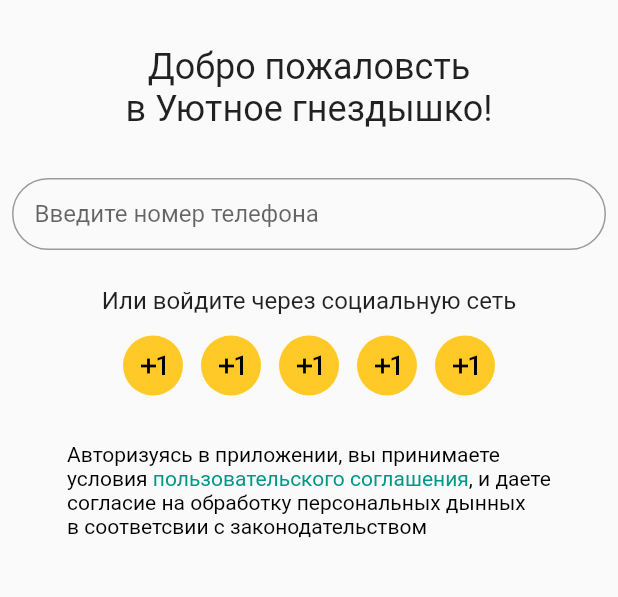
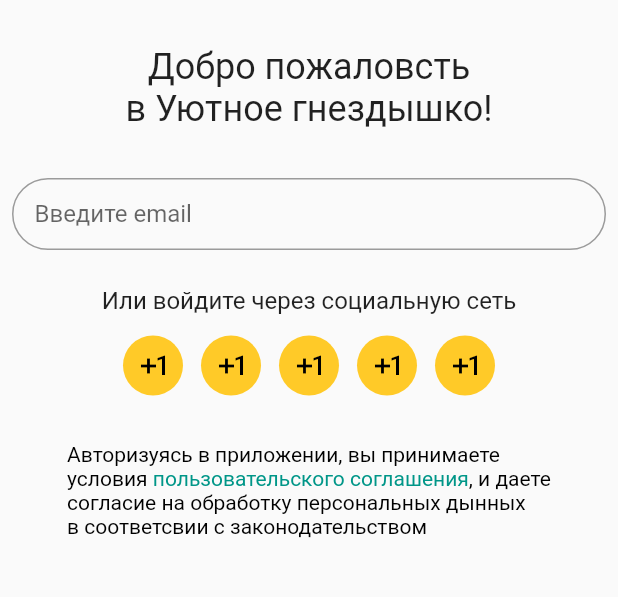
Before and after one commit to Mishanya840/ugnest, a Flutter app: the screen it shows after launch, on a phone screen of 412 x 824 dp, the part 233-830 px from its top. Run offline on Flutter 3.47's test engine with Material 2 defaults, Android fonts, the phone set to English and light mode, and no system bars; our stand-ins replace bloc, built_value, equatable, flutter_bloc, flutter_svg, shared_preferences; missing offline and left inert: jsonrpc2, loggable; generated files the repository leaves out were written again.

Commit message:
Register and login

```diff
--- a/lib/login/login_event.dart
+++ b/lib/login/login_event.dart
@@ -1,4 +1,3 @@
-import 'package:meta/meta.dart';
 import 'package:equatable/equatable.dart';
 
 abstract class LoginEvent extends Equatable {}
@@ -7,18 +6,32 @@ class SelectedLoginByNumber extends LoginEvent {
   @override List<Object> get props => [];
 }
 
-class CheckNumber extends LoginEvent {
-  final String phone;
-  CheckNumber(this.phone);
-  @override List<Object> get props => [phone];
+class BackToWelcome extends LoginEvent {
+  @override List<Object> get props => [];
+}
+
+class CheckLogin extends LoginEvent {
+  final String login;
+  CheckLogin(this.login);
+  @override List<Object> get props => [login];
 }
 
 class LoginButtonPressed extends LoginEvent {
+  final String login;
   final String password;
 
-  LoginButtonPressed(this.password);
+  LoginButtonPressed(this.login, this.password);
 
-  @override List<Object> get props => [password];
+  @override List<Object> get props => [login, password];
+}
+
+class RegisterButtonPressed extends LoginEvent {
+  final String login;
+  final String password;
+
+  RegisterButtonPressed(this.login, this.password);
+
+  @override List<Object> get props => [login, password];
 }
 
 class CheckRestoreCode extends LoginEvent {
--- a/lib/login/login_form.dart
+++ b/lib/login/login_form.dart
@@ -2,7 +2,6 @@ import 'package:flutter/cupertino.dart';
 import 'package:flutter/gestures.dart';
 import 'package:flutter/material.dart';
 import 'package:flutter_bloc/flutter_bloc.dart';
-import 'package:mask_text_input_formatter/mask_text_input_formatter.dart';
 import 'package:ugnest/login/login.dart';
 import 'package:flutter_svg/flutter_svg.dart';
 
@@ -12,9 +11,8 @@ class LoginForm extends StatefulWidget {
 }
 
 class _LoginFormState extends State<LoginForm> {
-  final _phoneController = TextEditingController();
+  final _loginController = TextEditingController();
   final _passwordController = TextEditingController();
-  final _maskTextInputFormatter = MaskTextInputFormatter(mask: '+7 (###) ###-##-##', filter: { "#": RegExp(r'[0-9]') });
 
 
   @override
@@ -48,28 +46,50 @@ class _LoginFormState extends State<LoginForm> {
                         Padding(
                           padding: const EdgeInsets.symmetric(vertical: 16),
                           child: TextFormField(
-                            onTap: state is WelcomeLoginState ? () => BlocProvider.of<LoginBloc>(context).dispatch(SelectedLoginByNumber()) : null,
-                            keyboardType: TextInputType.phone,
-                            inputFormatters: [
-                              _maskTextInputFormatter
-                            ],
+                            controller: _loginController,
+                            keyboardType: TextInputType.emailAddress,
+                            onChanged: (value) {
+                              if (value.isNotEmpty) {
+                                BlocProvider.of<LoginBloc>(context).dispatch(SelectedLoginByNumber());
+                              } else {
+                                BlocProvider.of<LoginBloc>(context).dispatch(BackToWelcome());
+                              }
+                            },
                             decoration: InputDecoration(
                                 contentPadding: EdgeInsets.symmetric(vertical: 12, horizontal: 15),
                                 border: OutlineInputBorder(
                                     borderRadius: const BorderRadius.all(Radius.circular(24)),
                                 ),
-                                hintText: 'Введите номер телефона'
+                                hintText: 'Введите email'
                             ),
-                            controller: _phoneController,
                           ),
                         ),
+
+                        if (state is RegistrationLoginState || state is LoginUserLoginState)
+                          Padding(
+                            padding: const EdgeInsets.symmetric(vertical: 16),
+                            child: TextFormField(
+                              controller: _passwordController,
+                              keyboardType: TextInputType.visiblePassword,
+                              decoration: InputDecoration(
+                                  contentPadding: EdgeInsets.symmetric(vertical: 12, horizontal: 15),
+                                  border: OutlineInputBorder(
+                                      borderRadius: const BorderRadius.all(Radius.circular(24)),
+                                  ),
+                                  hintText: 'Введите пароль'
+                              ),
+                            ),
+                          ),
                       // FIXME: 2
-                      if (state is PhoneNumberFormLoginState)
-                        _buildButton(context, onPressed: state.phoneIsFill
-                          ? () => BlocProvider.of<LoginBloc>(context)
-                            .dispatch(CheckNumber(_maskTextInputFormatter.getUnmaskedText()))
-                          : null
-                        ),
+                        if (state is CheckRegistrationLoginState)
+                          _buildButton(context, 'Продолжить', onPressed: () => BlocProvider.of<LoginBloc>(context).dispatch(CheckLogin(_loginController.text))),
+
+                        if (state is LoginUserLoginState)
+                          _buildButton(context, 'Войти', onPressed: () => BlocProvider.of<LoginBloc>(context).dispatch(LoginButtonPressed(_loginController.text, _passwordController.text))),
+
+                        if (state is RegistrationLoginState)
+                          _buildButton(context, 'Зарегистрироваться', onPressed: () => BlocProvider.of<LoginBloc>(context).dispatch(RegisterButtonPressed(_loginController.text, _passwordController.text))),
+
                       ],
                     ),
                   ),
@@ -135,20 +155,20 @@ class _LoginFormState extends State<LoginForm> {
   }
 
   String _getHeadlineText(LoginState state) {
-      if (state is WelcomeLoginState || state is SelectedLoginByNumber) {
+      if (state is WelcomeLoginState || state is CheckRegistrationLoginState) {
         return 'Добро пожаловсть\nв Уютное гнездышко!';
       } else if (state is LoginUserLoginState) {
-        return 'Добрый день,\n${(state as LoginUserLoginState).userName}';
+        return 'Добрый день!';
+      } else if (state is RegistrationLoginState) {
+        return 'Благодарим вас\nза регистрацию!';
       } else if (state is RestorePasswordLoginState) {
-        return 'Если забыли пароль, то\nего можго восстановить';
-      } else if (state is ConfirmRegistrationLoginState) {
         return 'Проверьте свои СМС,\nмы отправили код';
       } else {
-        return '';
+        return '-';
       }
   }
 
-  SizedBox _buildButton(BuildContext context, {VoidCallback onPressed}) {
+  SizedBox _buildButton(BuildContext context, String text, {VoidCallback onPressed}) {
     return SizedBox.fromSize(
                     size: Size.fromHeight(40),
                     child: RaisedButton(
@@ -161,7 +181,7 @@ class _LoginFormState extends State<LoginForm> {
                         borderRadius: const BorderRadius.all(Radius.circular(100)),
                       ),
                       onPressed: onPressed,
-                      child: Text('Продолжить'),
+                      child: Text(text),
                     ),
                   );
   }
--- a/lib/login/login_page.dart
+++ b/lib/login/login_page.dart
@@ -1,6 +1,8 @@
 import 'package:flutter/material.dart';
 
 import 'package:flutter_bloc/flutter_bloc.dart';
+import 'package:ugnest/user_notification/bloc.dart';
+import 'package:ugnest/user_notification/user_notification_bloc.dart';
 import 'package:ugnest_repositories/ugnest_repositories.dart';
 
 import 'package:ugnest/authentication/authentication.dart';
@@ -16,15 +18,23 @@ class LoginPage extends StatelessWidget {
   @override
   Widget build(BuildContext context) {
     return Scaffold(
-      body: BlocProvider(
+      body: BlocListener<UserNotificationBloc, UserNotificationState>(
+        listener: (context, state) {
+          if (state.message?.isNotEmpty ?? false) {
+            Scaffold.of(context).showSnackBar(SnackBar(content: Text(state.message)));
+          }
+        },
+        child: BlocProvider(
           builder: (context) {
             return LoginBloc(
               authenticationBloc: BlocProvider.of<AuthenticationBloc>(context),
+              userNotificationBloc: BlocProvider.of<UserNotificationBloc>(context),
               authRepository: authRepository,
             );
           },
           child: LoginForm(),
         ),
+      ),
     );
   }
 }
--- a/lib/login/login_state.dart
+++ b/lib/login/login_state.dart
@@ -1,7 +1,5 @@
-import 'package:equatable/equatable.dart';
 import 'package:built_value/built_value.dart';
 import 'package:built_value/serializer.dart';
-import 'package:built_collection/built_collection.dart';
 
 part 'login_state.g.dart';
 
@@ -13,42 +11,34 @@ abstract class WelcomeLoginState implements LoginState, Built<WelcomeLoginState,
   factory WelcomeLoginState([void Function(WelcomeLoginStateBuilder) updates]) = _$WelcomeLoginState;
   static Serializer<WelcomeLoginState> get serializer => _$welcomeLoginStateSerializer;
 }
-abstract class PhoneNumberFormLoginState implements LoginState, Built<PhoneNumberFormLoginState, PhoneNumberFormLoginStateBuilder> {
-  String get phone;
-  bool get phoneIsFill;
+abstract class CheckRegistrationLoginState implements LoginState, Built<CheckRegistrationLoginState, CheckRegistrationLoginStateBuilder> {
 
-  PhoneNumberFormLoginState._();
-  factory PhoneNumberFormLoginState([void Function(PhoneNumberFormLoginStateBuilder) updates]) = _$PhoneNumberFormLoginState;
-  static Serializer<PhoneNumberFormLoginState> get serializer => _$phoneNumberFormLoginStateSerializer;
+  CheckRegistrationLoginState._();
+  factory CheckRegistrationLoginState([void Function(CheckRegistrationLoginStateBuilder) updates]) = _$CheckRegistrationLoginState;
+  static Serializer<CheckRegistrationLoginState> get serializer => _$checkRegistrationLoginStateSerializer;
 }
 
 abstract class LoginUserLoginState implements LoginState, Built<LoginUserLoginState, LoginUserLoginStateBuilder> {
-  @nullable String get userName;
-  bool get wrongPassword;
-  String get phone;
 
   LoginUserLoginState._();
   factory LoginUserLoginState([void Function(LoginUserLoginStateBuilder) updates]) = _$LoginUserLoginState;
   static Serializer<LoginUserLoginState> get serializer => _$loginUserLoginStateSerializer;
 }
 
-enum ConfirmRegistrationStatus {confirmCodeSent, wrongConfirmCode}
+enum ConfirmCodeStatus {confirmCodeSent, wrongConfirmCode}
 
 abstract class RestorePasswordLoginState implements LoginState, Built<RestorePasswordLoginState, RestorePasswordLoginStateBuilder> {
-  ConfirmRegistrationStatus get status;
-  String get phone;
+  @nullable  ConfirmCodeStatus get status;
 
   RestorePasswordLoginState._();
   factory RestorePasswordLoginState([void Function(RestorePasswordLoginStateBuilder) updates]) = _$RestorePasswordLoginState;
   static Serializer<RestorePasswordLoginState> get serializer => _$restorePasswordLoginStateSerializer;
 }
 
+abstract class RegistrationLoginState implements LoginState, Built<RegistrationLoginState, RegistrationLoginStateBuilder> {
+  @nullable ConfirmCodeStatus get status;
 
-abstract class ConfirmRegistrationLoginState implements LoginState, Built<ConfirmRegistrationLoginState, ConfirmRegistrationLoginStateBuilder> {
-  ConfirmRegistrationStatus get status;
-  String get phone;
-
-  ConfirmRegistrationLoginState._();
-  factory ConfirmRegistrationLoginState([void Function(ConfirmRegistrationLoginStateBuilder) updates]) = _$ConfirmRegistrationLoginState;
-  static Serializer<ConfirmRegistrationLoginState> get serializer => _$confirmRegistrationLoginStateSerializer;
+  RegistrationLoginState._();
+  factory RegistrationLoginState([void Function(RegistrationLoginStateBuilder) updates]) = _$RegistrationLoginState;
+  static Serializer<RegistrationLoginState> get serializer => _$registrationLoginStateSerializer;
 }
--- a/lib/main.dart
+++ b/lib/main.dart
@@ -4,6 +4,7 @@ import 'package:bloc/bloc.dart';
 import 'package:flutter_bloc/flutter_bloc.dart';
 import 'package:loggable/loggable.dart';
 import 'package:provider/provider.dart';
+import 'package:ugnest/user_notification/user_notification_bloc.dart';
 import 'package:ugnest_repositories/ugnest_repositories.dart';
 
 import 'package:ugnest/authentication/authentication.dart';
@@ -56,7 +57,6 @@ void main() {
 }
 
 class App extends StatelessWidget {
-  static const _primarySwatchValue = 0x038992;
 
   final AuthRepository authRepository;
 
@@ -64,7 +64,9 @@ class App extends StatelessWidget {
 
   @override
   Widget build(BuildContext context) {
-    return MaterialApp(
+    return BlocProvider(
+      builder: (_) => UserNotificationBloc(),
+      child: MaterialApp(
         theme: ThemeData(
           primaryColor: Color.fromRGBO(3, 137, 146, 1),
           primarySwatch: Colors.teal
@@ -83,6 +85,7 @@ class App extends StatelessWidget {
             return SplashPage();
           },
         ),
+      ),
     );
   }
 }
--- /dev/null
+++ b/lib/user_notification/bloc.dart
@@ -0,0 +1,3 @@
+export 'user_notification_bloc.dart';
+export 'user_notification_event.dart';
+export 'user_notification_state.dart';
--- /dev/null
+++ b/lib/user_notification/user_notification_event.dart
@@ -0,0 +1,14 @@
+import 'package:equatable/equatable.dart';
+import 'package:meta/meta.dart';
+
+@immutable
+abstract class UserNotificationEvent implements EquatableMixin {}
+
+class HttpError implements UserNotificationEvent {
+  final int code;
+  final String message;
+
+  HttpError(this.code, this.message);
+
+  @override List<Object> get props => [code, message];
+}
--- /dev/null
+++ b/lib/user_notification/user_notification_state.dart
@@ -0,0 +1,13 @@
+import 'package:built_value/built_value.dart';
+import 'package:built_value/serializer.dart';
+import 'package:meta/meta.dart';
+
+part 'user_notification_state.g.dart';
+
+abstract class UserNotificationState implements Built<UserNotificationState, UserNotificationStateBuilder> {
+  @nullable String get message;
+
+  UserNotificationState._();
+  factory UserNotificationState([void Function(UserNotificationStateBuilder) updates]) = _$UserNotificationState;
+  static Serializer<UserNotificationState> get serializer => _$userNotificationStateSerializer;
+}
```
Also changed, not shown: lib/login/login_bloc.dart (+80 -15 lines), lib/user_notification/user_notification_bloc.dart (added, +31 -0 lines), ugnest_repositories/lib/src/repository/auth_repository.dart (+6 -6 lines), lib/login/login_state.g.dart, lib/user_notification/user_notification_state.g.dart (added). Lines whose indentation alone changed are shown as unchanged.
